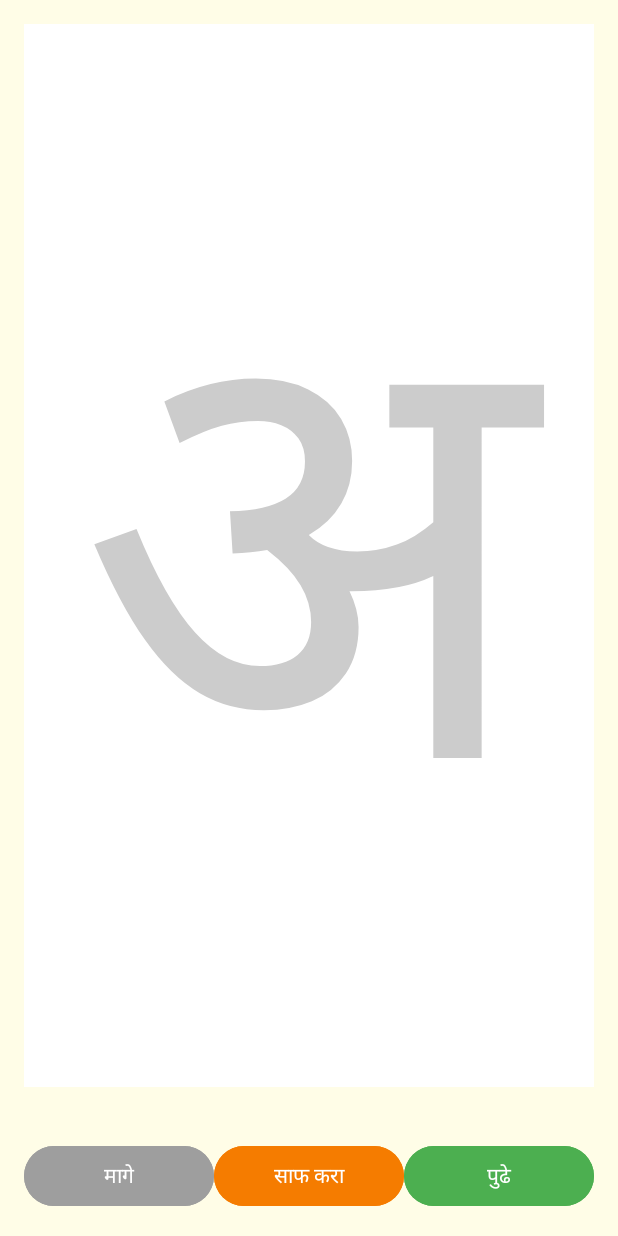
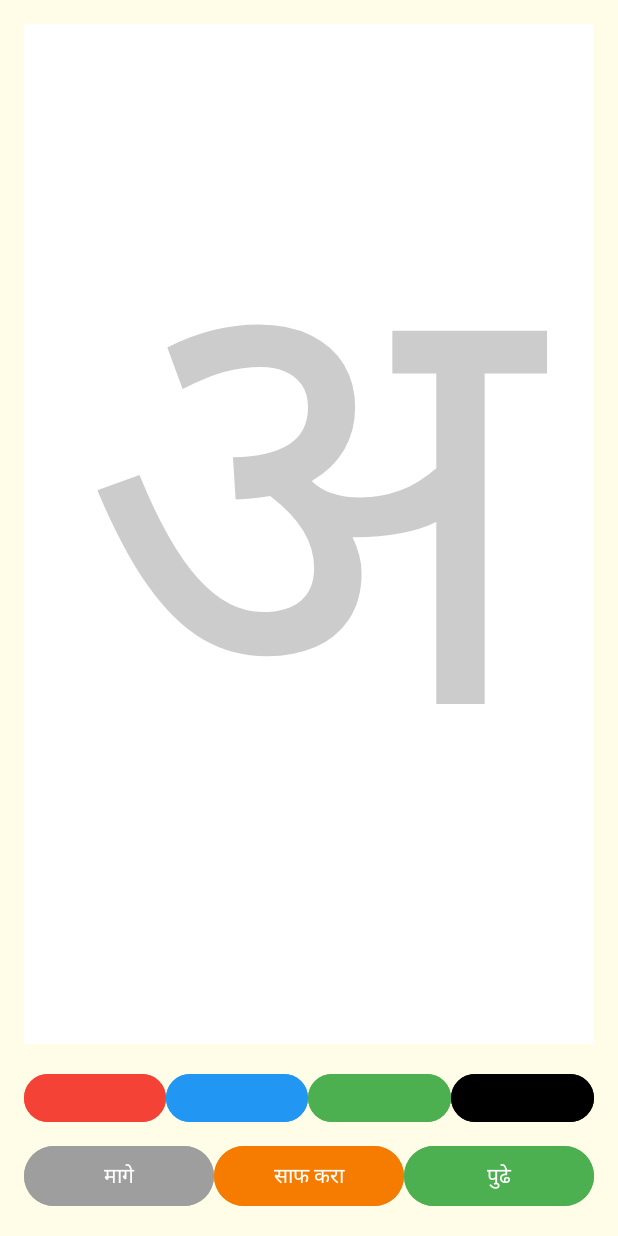
Before and after one commit to janhavipatil945/alphabet, an Android app: the screen it shows after launch (MainActivity), on a phone screen of 412 x 824 dp. Run offline under Robolectric (Android 15) with nearby library versions, the phone set to English and light mode, and no system bars.

Commit message:
Janhavi 30/07/2025

```diff
--- a/app/src/main/java/com/spark/alphabet/MainActivity.java
+++ b/app/src/main/java/com/spark/alphabet/MainActivity.java
@@ -1,60 +1,58 @@
 package com.spark.alphabet;
 
-import android.annotation.SuppressLint;
+import android.graphics.Color;
 import android.os.Bundle;
 import android.view.View;
 import android.widget.Button;
+
 import androidx.appcompat.app.AppCompatActivity;
 
 public class MainActivity extends AppCompatActivity {
 
     TracingView tracingView;
-    Button btnNext, btnPrev, btnClear;
+    Button btnClear, btnNext, btnPrev;
+    Button colorRed, colorBlue, colorGreen, colorBlack;
 
-    String[] swarLetters = { "अ", "आ", "इ", "ई", "उ", "ऊ", "ए", "ऐ", "ओ", "औ", "अं", "अः" };
+    String[] letters = {"अ", "आ", "इ", "ई", "उ", "ऊ", "ए", "ऐ", "ओ", "औ"};
     int currentIndex = 0;
 
-    @SuppressLint("MissingInflatedId")
     @Override
     protected void onCreate(Bundle savedInstanceState) {
         super.onCreate(savedInstanceState);
         setContentView(R.layout.activity_main);
 
         tracingView = findViewById(R.id.tracingView);
+        btnClear = findViewById(R.id.Clear);
         btnNext = findViewById(R.id.Next);
         btnPrev = findViewById(R.id.btnPrev);
-        btnClear = findViewById(R.id.Clear);
 
-        // Show first letter
-        tracingView.setLetterToTrace(swarLetters[currentIndex]);
+        colorRed = findViewById(R.id.colorRed);
+        colorBlue = findViewById(R.id.colorBlue);
+        colorGreen = findViewById(R.id.colorGreen);
+        colorBlack = findViewById(R.id.colorBlack);
 
-        btnNext.setOnClickListener(new View.OnClickListener() {
-            @Override
-            public void onClick(View view) {
-                if (currentIndex < swarLetters.length - 1) {
-                    currentIndex++;
-                    tracingView.setLetterToTrace(swarLetters[currentIndex]);
-                    tracingView.clearPath();
-                }
+        tracingView.setLetter(letters[currentIndex]); // Show first letter
+
+        btnClear.setOnClickListener(v -> tracingView.clearCanvas());
+
+        btnNext.setOnClickListener(v -> {
+            if (currentIndex < letters.length - 1) {
+                currentIndex++;
+                tracingView.setLetter(letters[currentIndex]);
             }
         });
 
-        btnPrev.setOnClickListener(new View.OnClickListener() {
-            @Override
-            public void onClick(View view) {
-                if (currentIndex > 0) {
-                    currentIndex--;
-                    tracingView.setLetterToTrace(swarLetters[currentIndex]);
-                    tracingView.clearPath();
-                }
+        btnPrev.setOnClickListener(v -> {
+            if (currentIndex > 0) {
+                currentIndex--;
+                tracingView.setLetter(letters[currentIndex]);
             }
         });
 
-        btnClear.setOnClickListener(new View.OnClickListener() {
-            @Override
-            public void onClick(View view) {
-                tracingView.clearPath();
-            }
-        });
+        // Color Change Actions
+        colorRed.setOnClickListener(v -> tracingView.setPaintColor(Color.RED));
+        colorBlue.setOnClickListener(v -> tracingView.setPaintColor(Color.BLUE));
+        colorGreen.setOnClickListener(v -> tracingView.setPaintColor(Color.GREEN));
+        colorBlack.setOnClickListener(v -> tracingView.setPaintColor(Color.BLACK));
     }
 }
--- a/app/src/main/java/com/spark/alphabet/TracingView.java
+++ b/app/src/main/java/com/spark/alphabet/TracingView.java
@@ -1,46 +1,61 @@
 package com.spark.alphabet;
 
 import android.content.Context;
-import android.graphics.*;
+import android.graphics.Canvas;
+import android.graphics.Color;
+import android.graphics.Paint;
+import android.graphics.Path;
 import android.util.AttributeSet;
 import android.view.MotionEvent;
 import android.view.View;
 
 public class TracingView extends View {
 
-    private Paint tracePaint;
-    private Path tracePath;
+    private Paint paint;
+    private Path path;
     private String letter = "अ";
-    private Paint letterPaint;
 
     public TracingView(Context context, AttributeSet attrs) {
         super(context, attrs);
-        tracePath = new Path();
+        init();
+    }
 
-        tracePaint = new Paint();
-        tracePaint.setColor(Color.RED);
-        tracePaint.setStyle(Paint.Style.STROKE);
-        tracePaint.setStrokeWidth(32f);
-        tracePaint.setStrokeJoin(Paint.Join.ROUND);
+    private void init() {
+        paint = new Paint();
+        paint.setColor(Color.BLACK);
+        paint.setStyle(Paint.Style.STROKE);
+        paint.setStrokeWidth(12f);
+        paint.setAntiAlias(true);
+        path = new Path();
+    }
 
-        letterPaint = new Paint();
-        letterPaint.setColor(Color.LTGRAY);
-        letterPaint.setTextSize(600f);
-        letterPaint.setTextAlign(Paint.Align.CENTER);
+    public void setPaintColor(int color) {
+        paint.setColor(color);
+        invalidate();
+    }
+
+    public void clearCanvas() {
+        path.reset();
+        invalidate();
+    }
+
+    public void setLetter(String letter) {
+        this.letter = letter;
+        clearCanvas();
     }
 
     @Override
     protected void onDraw(Canvas canvas) {
         super.onDraw(canvas);
+        // Draw letter in background
+        Paint textPaint = new Paint();
+        textPaint.setColor(Color.LTGRAY);
+        textPaint.setTextSize(600f);
+        textPaint.setTextAlign(Paint.Align.CENTER);
+        canvas.drawText(letter, getWidth() / 2f, getHeight() / 1.5f, textPaint);
 
-        int xPos = getWidth() / 2;
-        int yPos = (int)((getHeight() / 2) - ((letterPaint.descent() + letterPaint.ascent()) / 2));
-
-        // Draw letter in background
-        canvas.drawText(letter, xPos, yPos, letterPaint);
-
-        // Draw traced path
-        canvas.drawPath(tracePath, tracePaint);
+        // Draw tracing path
+        canvas.drawPath(path, paint);
     }
 
     @Override
@@ -50,23 +65,15 @@ public class TracingView extends View {
 
         switch (event.getAction()) {
             case MotionEvent.ACTION_DOWN:
-                tracePath.moveTo(x, y);
+                path.moveTo(x, y);
+                return true;
+            case MotionEvent.ACTION_MOVE:
+                path.lineTo(x, y);
                 break;
-            case MotionEvent.ACTION_MOVE:
-                tracePath.lineTo(x, y);
+            case MotionEvent.ACTION_UP:
                 break;
         }
         invalidate();
         return true;
     }
-
-    public void clearPath() {
-        tracePath.reset();
-        invalidate();
-    }
-
-    public void setLetterToTrace(String letter) {
-        this.letter = letter;
-        invalidate();
-    }
 }
--- a/app/src/main/res/layout/activity_main.xml
+++ b/app/src/main/res/layout/activity_main.xml
@@ -3,22 +3,63 @@
     android:id="@+id/mainLayout"
     android:layout_width="match_parent"
     android:layout_height="match_parent"
-    android:padding="16dp"
-    android:background="#FFFDE7">
+    android:background="#FFFDE7"
+    android:padding="16dp">
 
+    <!-- Custom Tracing View -->
     <com.spark.alphabet.TracingView
         android:id="@+id/tracingView"
         android:layout_width="match_parent"
         android:layout_height="0dp"
-        android:layout_above="@+id/buttonLayout"
-        android:layout_alignParentStart="true"
+        android:layout_above="@+id/colorLayout"
         android:layout_alignParentTop="true"
-        android:layout_marginStart="-4dp"
-        android:layout_marginTop="-3dp"
-        android:layout_marginBottom="35dp"
-        android:layout_weight="1"
+        android:layout_marginBottom="16dp"
         android:background="#FFFFFF" />
 
+    <!-- Color Selection Buttons -->
+    <LinearLayout
+        android:id="@+id/colorLayout"
+        android:layout_width="match_parent"
+        android:layout_height="wrap_content"
+        android:layout_above="@+id/buttonLayout"
+        android:orientation="horizontal"
+        android:gravity="center"
+        android:layout_marginBottom="8dp">
+
+        <Button
+            android:id="@+id/colorRed"
+            android:layout_width="0dp"
+            android:layout_height="40dp"
+            android:layout_weight="1"
+            android:backgroundTint="#F44336"
+            android:text=""/>
+
+        <Button
+            android:id="@+id/colorBlue"
+            android:layout_width="0dp"
+            android:layout_height="40dp"
+            android:layout_weight="1"
+            android:backgroundTint="#2196F3"
+            android:text=""/>
+
+        <Button
+            android:id="@+id/colorGreen"
+            android:layout_width="0dp"
+            android:layout_height="40dp"
+            android:layout_weight="1"
+            android:backgroundTint="#4CAF50"
+            android:text=""/>
+
+        <Button
+            android:id="@+id/colorBlack"
+            android:layout_width="0dp"
+            android:layout_height="40dp"
+            android:layout_weight="1"
+            android:backgroundTint="#000000"
+            android:text=""/>
+    </LinearLayout>
+
+    <!-- Navigation Buttons -->
     <LinearLayout
         android:id="@+id/buttonLayout"
         android:layout_width="match_parent"
```
